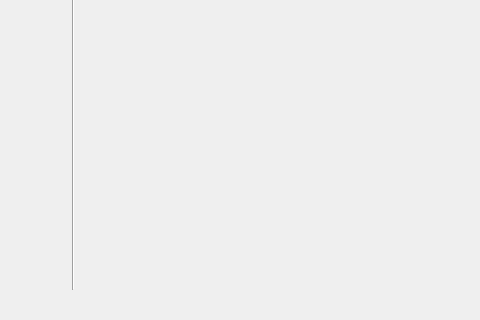
The window that ui/mainwindow.ui (dinhbinhnguyen0105/python.my-manager.v3) describes before a commit, drawn with Qt 5; both pictures show x 0 to 480 and y 280 to 600 of the 1400 by 600 pixel window.
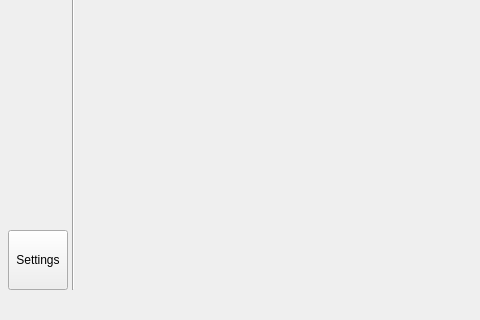
The same window after the commit.

```diff
--- a/ui/mainwindow.ui
+++ b/ui/mainwindow.ui
@@ -144,6 +144,25 @@
              </property>
             </spacer>
            </item>
+           <item>
+            <widget class="QPushButton" name="sidebar_robot_settings">
+             <property name="minimumSize">
+              <size>
+               <width>0</width>
+               <height>60</height>
+              </size>
+             </property>
+             <property name="maximumSize">
+              <size>
+               <width>60</width>
+               <height>60</height>
+              </size>
+             </property>
+             <property name="text">
+              <string>Settings</string>
+             </property>
+            </widget>
+           </item>
           </layout>
          </item>
         </layout>
```
